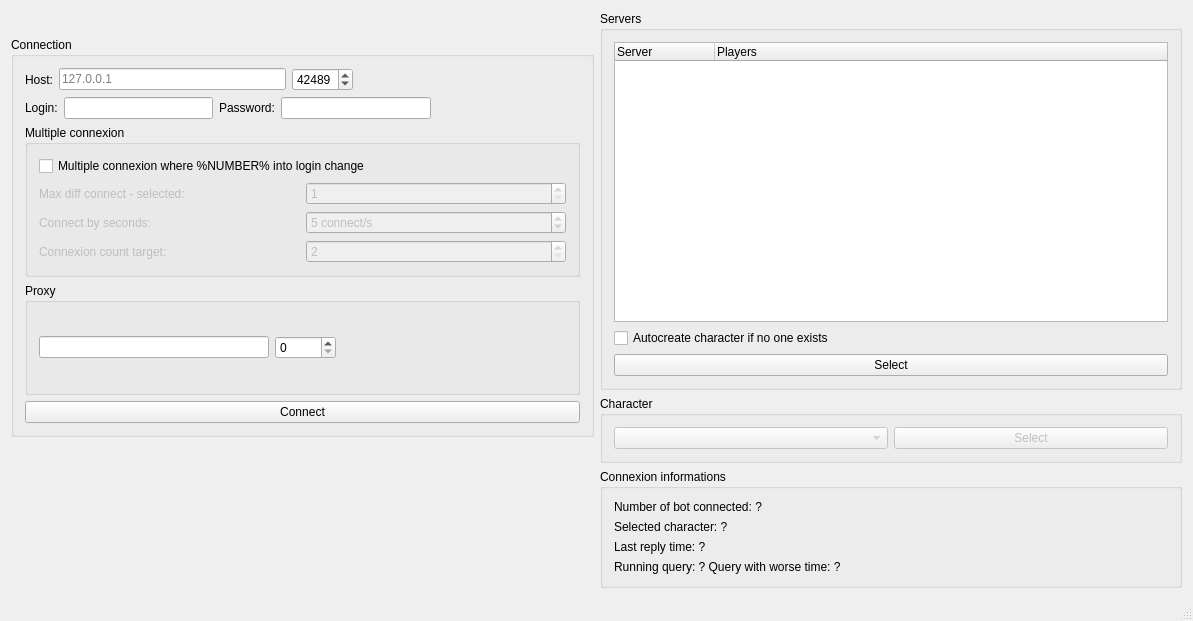
The window that tools/bot-actions/MainWindow.ui (alphaonex86/CatchChallenger) describes before a commit, drawn with Qt 5.
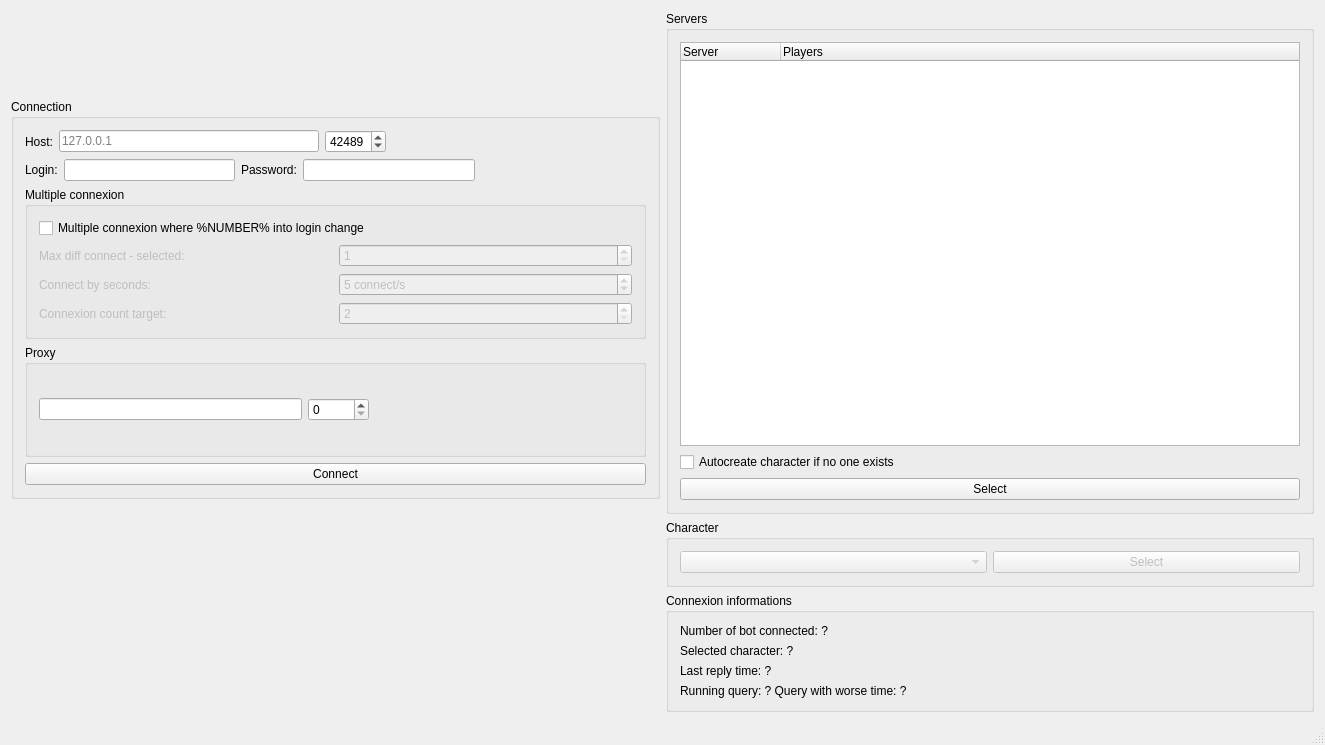
The same window after the commit.

```diff
--- a/tools/bot-actions/MainWindow.ui
+++ b/tools/bot-actions/MainWindow.ui
@@ -6,8 +6,8 @@
    <rect>
     <x>0</x>
     <y>0</y>
-    <width>1193</width>
-    <height>621</height>
+    <width>1325</width>
+    <height>745</height>
    </rect>
   </property>
   <property name="windowTitle">
```
